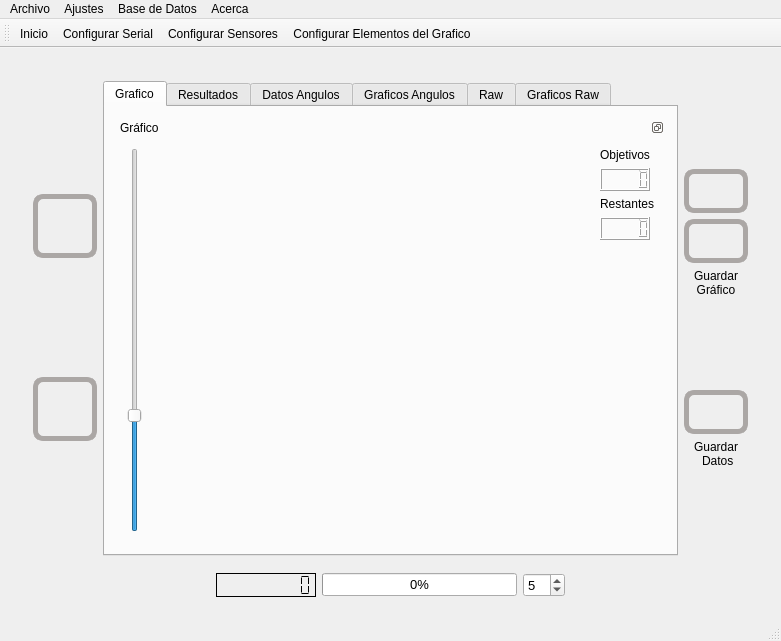
The window that mainwindow.ui (hectorda/Bio-Feedback) describes before a commit, drawn with Qt 5.
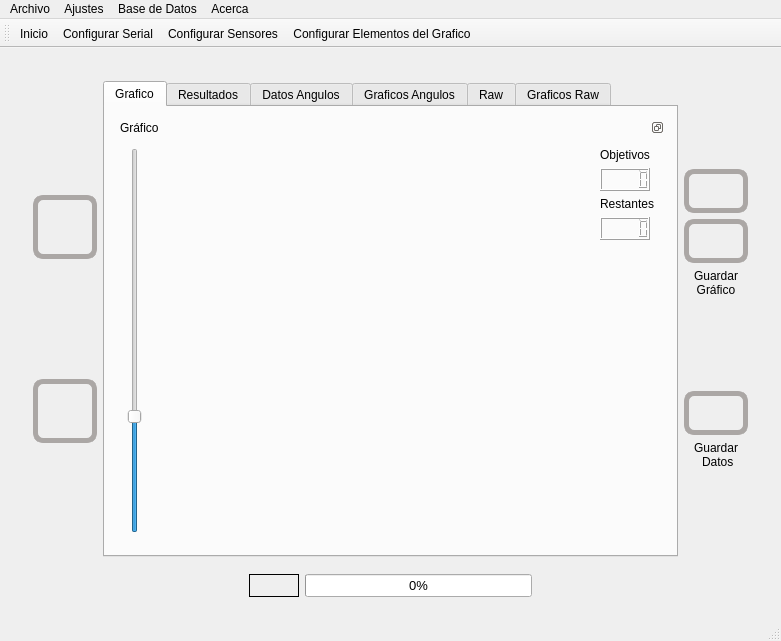
The same window after the commit. The open tabs and pages were chosen to show the change. Icons and pictures are not drawn. Custom widgets are drawn as their Qt base class.

What changed in the file:
```diff
--- a/mainwindow.ui
+++ b/mainwindow.ui
@@ -10,6 +10,12 @@
     <height>641</height>
    </rect>
   </property>
+  <property name="sizePolicy">
+   <sizepolicy hsizetype="Preferred" vsizetype="Preferred">
+    <horstretch>0</horstretch>
+    <verstretch>0</verstretch>
+   </sizepolicy>
+  </property>
   <property name="windowTitle">
    <string>Biofeed-Back</string>
   </property>
@@ -1158,6 +1164,18 @@
           </item>
           <item>
            <widget class="QLCDNumber" name="lcdNumberTiempoTranscurrido">
+            <property name="sizePolicy">
+             <sizepolicy hsizetype="Minimum" vsizetype="Minimum">
+              <horstretch>0</horstretch>
+              <verstretch>5</verstretch>
+             </sizepolicy>
+            </property>
+            <property name="maximumSize">
+             <size>
+              <width>50</width>
+              <height>16777215</height>
+             </size>
+            </property>
             <property name="toolTip">
              <string>Segundos Transcurridos</string>
             </property>
@@ -1200,16 +1218,6 @@
             </property>
            </widget>
           </item>
-          <item>
-           <widget class="QSpinBox" name="spinBoxgraphupdate">
-            <property name="minimum">
-             <number>1</number>
-            </property>
-            <property name="value">
-             <number>5</number>
-            </property>
-           </widget>
-          </item>
           <item>
            <spacer name="horizontalSpacer_8">
             <property name="orientation">
```
Left out of the diff: 2 changed lines with no effect on the pictures.
